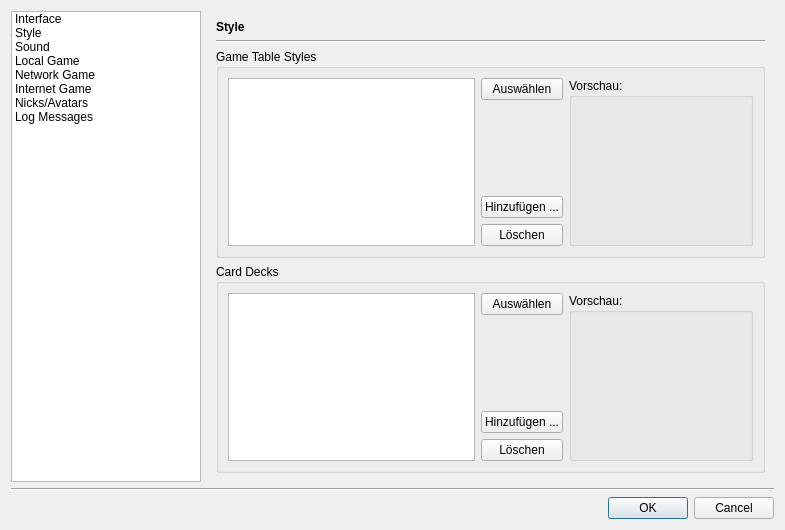
Old version of the form src/gui/qt/settingsdialog.ui in the repository pokerth/pokerth.
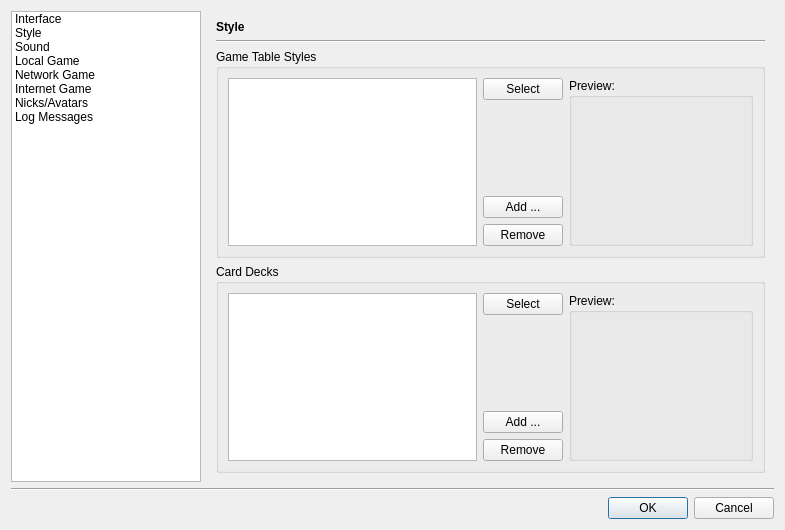
New version of the form. Icons and pictures are not drawn. Custom widgets are drawn as their Qt base class.

```diff
--- a/src/gui/qt/settingsdialog.ui
+++ b/src/gui/qt/settingsdialog.ui
@@ -404,16 +404,13 @@
            <property name="title" >
             <string>Game Table Styles</string>
            </property>
-           <layout class="QGridLayout" name="gridLayout_13" >
-            <item row="0" column="0" >
-             <widget class="QListView" name="listView" />
-            </item>
-            <item row="0" column="1" >
-             <layout class="QVBoxLayout" name="verticalLayout" >
+           <layout class="QGridLayout" name="gridLayout_13">
+            <item row="0" column="1">
+             <layout class="QVBoxLayout" name="verticalLayout">
               <item>
-               <widget class="QPushButton" name="pushButton_selectGameTableStyle" >
-                <property name="text" >
-                 <string>Auswählen</string>
+               <widget class="QPushButton" name="pushButton_selectGameTableStyle">
+                <property name="text">
+                 <string>Select</string>
                 </property>
                </widget>
               </item>
@@ -431,25 +428,25 @@
                </spacer>
               </item>
               <item>
-               <widget class="QPushButton" name="pushButton_addGameTableStyle" >
-                <property name="text" >
-                 <string>Hinzufügen ...</string>
+               <widget class="QPushButton" name="pushButton_addGameTableStyle">
+                <property name="text">
+                 <string>Add ...</string>
                 </property>
                </widget>
               </item>
               <item>
-               <widget class="QPushButton" name="pushButton_delGameTableStyle" >
-                <property name="text" >
-                 <string>Löschen</string>
+               <widget class="QPushButton" name="pushButton_delGameTableStyle">
+                <property name="text">
+                 <string>Remove</string>
                 </property>
                </widget>
               </item>
              </layout>
             </item>
-            <item row="0" column="2" >
-             <widget class="QGroupBox" name="groupBox_13" >
-              <property name="title" >
-               <string>Vorschau:</string>
+            <item row="0" column="2">
+             <widget class="QGroupBox" name="groupBox_13">
+              <property name="title">
+               <string>Preview:</string>
               </property>
               <layout class="QGridLayout" name="gridLayout_15" >
                <item row="0" column="0" >
@@ -474,6 +471,9 @@
               </layout>
              </widget>
             </item>
+            <item row="0" column="0">
+             <widget class="QListWidget" name="listWidget_gameTableStyles"/>
+            </item>
            </layout>
           </widget>
          </item>
@@ -482,16 +482,13 @@
            <property name="title" >
             <string>Card Decks</string>
            </property>
-           <layout class="QGridLayout" name="gridLayout_14" >
-            <item row="0" column="0" >
-             <widget class="QListView" name="listView_2" />
-            </item>
-            <item row="0" column="1" >
-             <layout class="QVBoxLayout" name="verticalLayout_2" >
+           <layout class="QGridLayout" name="gridLayout_14">
+            <item row="0" column="1">
+             <layout class="QVBoxLayout" name="verticalLayout_2">
               <item>
-               <widget class="QPushButton" name="pushButton_selectCardDeck" >
-                <property name="text" >
-                 <string>Auswählen</string>
+               <widget class="QPushButton" name="pushButton_selectCardDeck">
+                <property name="text">
+                 <string>Select</string>
                 </property>
                </widget>
               </item>
@@ -509,25 +506,25 @@
                </spacer>
               </item>
               <item>
-               <widget class="QPushButton" name="pushButton_addCardDeck" >
-                <property name="text" >
-                 <string>Hinzufügen ...</string>
+               <widget class="QPushButton" name="pushButton_addCardDeck">
+                <property name="text">
+                 <string>Add ...</string>
                 </property>
                </widget>
               </item>
               <item>
-               <widget class="QPushButton" name="pushButton_delCardDeck" >
-                <property name="text" >
-                 <string>Löschen</string>
+               <widget class="QPushButton" name="pushButton_delCardDeck">
+                <property name="text">
+                 <string>Remove</string>
                 </property>
                </widget>
               </item>
              </layout>
             </item>
-            <item row="0" column="2" >
-             <widget class="QGroupBox" name="groupBox_14" >
-              <property name="title" >
-               <string>Vorschau:</string>
+            <item row="0" column="2">
+             <widget class="QGroupBox" name="groupBox_14">
+              <property name="title">
+               <string>Preview:</string>
               </property>
               <layout class="QGridLayout" name="gridLayout_16" >
                <item row="0" column="0" >
@@ -552,6 +549,9 @@
               </layout>
              </widget>
             </item>
+            <item row="0" column="0">
+             <widget class="QListWidget" name="listWidget_2"/>
+            </item>
            </layout>
           </widget>
          </item>
```
Left out of the diff: 2145 changed lines with no effect on the pictures.
